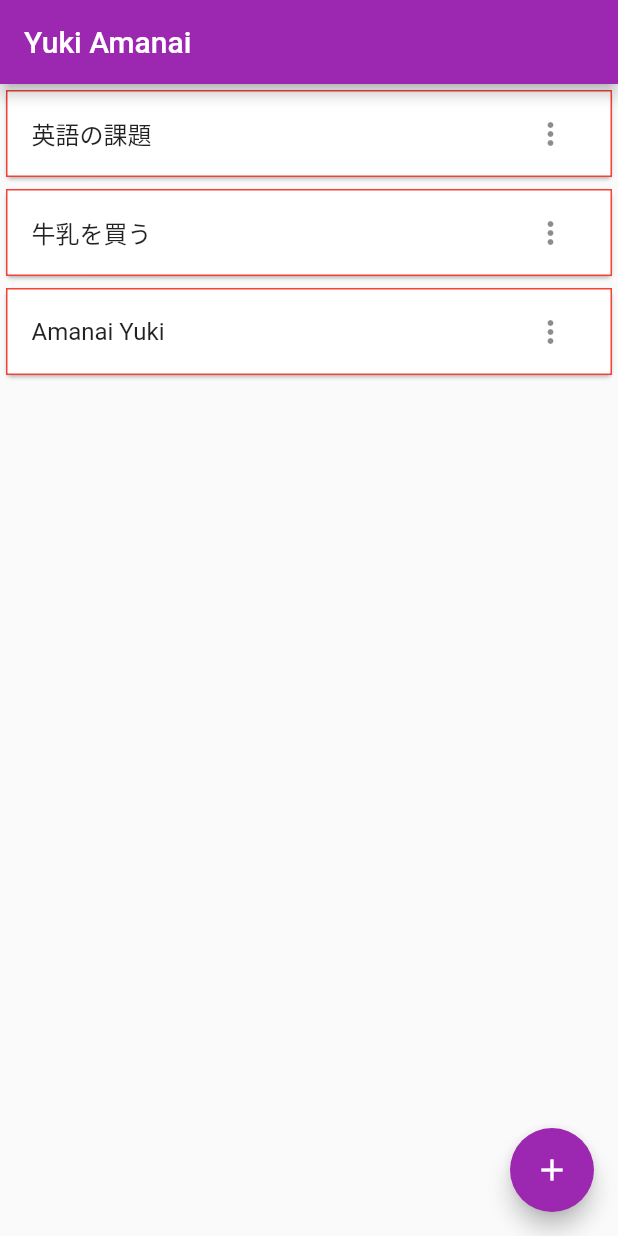
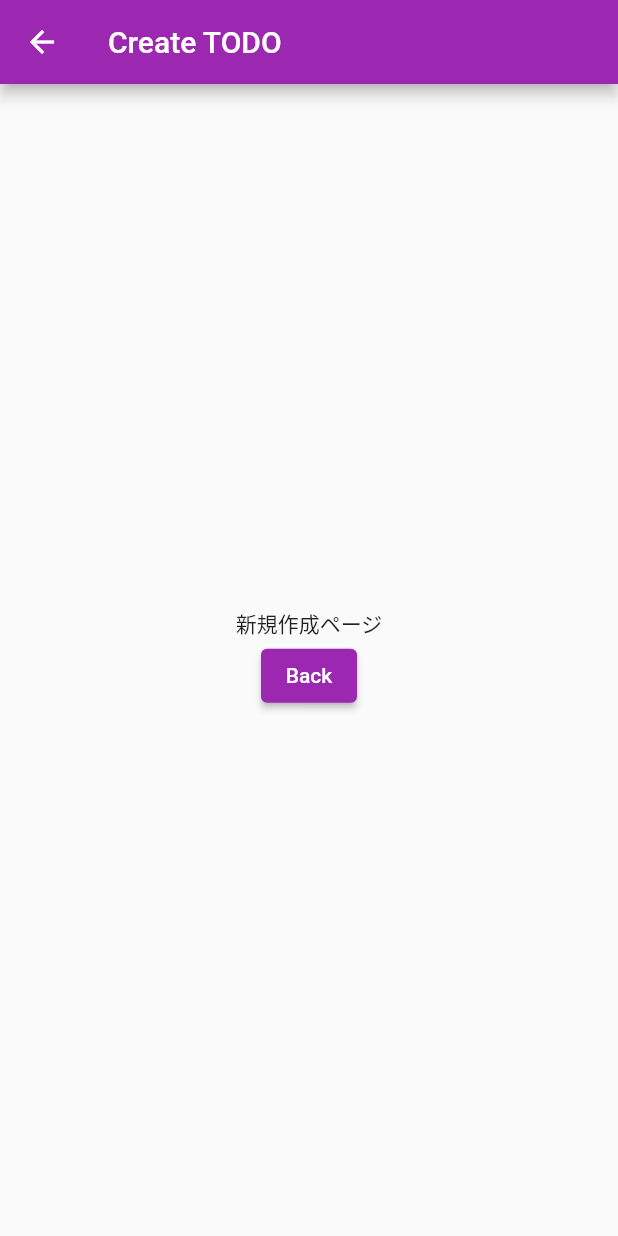
Before and after one commit to YukiAmanai/todoApp, a Flutter app: the screen it shows after launch, after a tap on the "add" icon, on a phone screen of 412 x 824 dp. Run offline on Flutter 3.47's test engine with Material 2 defaults, Android fonts, the phone set to English and light mode, and no system bars.

Commit message:
画面遷移できるようになった！

```diff
--- /dev/null
+++ b/lib/create_page.dart
@@ -0,0 +1,32 @@
+import 'package:flutter/material.dart';
+
+class CreatePage extends StatefulWidget {
+  const CreatePage({Key? key}) : super(key: key);
+
+  @override
+  State<CreatePage> createState() => _CreatePageState();
+}
+
+class _CreatePageState extends State<CreatePage> {
+
+  @override
+  Widget build(BuildContext context) {
+    return Scaffold(
+      appBar: AppBar(
+        title: const Text("Create TODO"),
+      ),
+      body: Center(
+        child: Column(
+            mainAxisSize: MainAxisSize.min,
+            children: [
+              const Text("新規作成ページ"),
+              ElevatedButton(
+                child: const Text("Back"),
+                onPressed: () => Navigator.pop(context),
+              ),
+            ]
+        ),
+      ),
+    );
+  }
+}
--- a/lib/my_home_page.dart
+++ b/lib/my_home_page.dart
@@ -1,4 +1,5 @@
 import 'package:flutter/material.dart';
+import 'create_page.dart';
 
 class MyHomePage extends StatefulWidget {
   const MyHomePage({Key? key, required this.title}) : super(key: key);
@@ -10,16 +11,15 @@ class MyHomePage extends StatefulWidget {
 }
 
 class _MyHomePageState extends State<MyHomePage> {
-  int _counter = 0;
   final List<String> _todoItems = [
     "英語の課題",
     "牛乳を買う",
     "Amanai Yuki",
   ];
 
-  void _incrementCounter() {
+  void _addTodo(String title) {
     setState(() {
-      _counter++;
+      _todoItems.add(title);
     });
   }
 
@@ -49,8 +49,8 @@ class _MyHomePageState extends State<MyHomePage> {
         },
       ),
       floatingActionButton: FloatingActionButton(
-        onPressed: _incrementCounter,
-        tooltip: "Increment",
+        onPressed: () => Navigator.of(context).push(MaterialPageRoute(builder: (context) => CreatePage())),
+        tooltip: "Add Todo",
         child: const Icon(Icons.add),
       ),
       // This trailing comma makes auto-formatting nicer for build methods.
```
